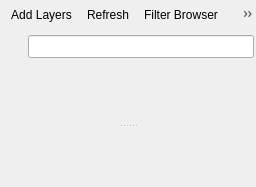
Before: the Qt Designer form src/ui/qgsbrowserwidgetbase.ui in qgis/QGIS, drawn with Qt 5.
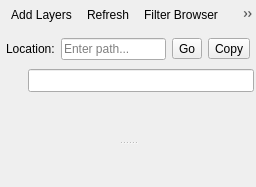
After: the same form once the commit is applied. Icons and pictures are not drawn. Custom widgets are drawn as their Qt base class.

Commit message:
Add location bar to Browser Panel
- Add location bar widget with navigation and copy functionality
- Users can paste/type paths to navigate directly to directories
- Copy button copies selected item's path to clipboard
- Location bar automatically updates to show selected item's path
- Includes Go button and keyboard shortcut (Enter) for navigation
- Resolves feature request #36872

The edit to the form file:
```diff
--- a/src/ui/qgsbrowserwidgetbase.ui
+++ b/src/ui/qgsbrowserwidgetbase.ui
@@ -47,6 +47,78 @@
       <addaction name="mActionPropertiesWidget"/>
      </widget>
     </item>
+    <item>
+     <widget class="QWidget" name="mWidgetLocationBar" native="true">
+      <layout class="QHBoxLayout" name="horizontalLayoutLocationBar">
+       <property name="spacing">
+        <number>6</number>
+       </property>
+       <property name="leftMargin">
+        <number>6</number>
+       </property>
+       <property name="topMargin">
+        <number>3</number>
+       </property>
+       <property name="rightMargin">
+        <number>6</number>
+       </property>
+       <property name="bottomMargin">
+        <number>3</number>
+       </property>
+       <item>
+        <widget class="QLabel" name="mLabelLocation">
+         <property name="text">
+          <string>Location:</string>
+         </property>
+        </widget>
+       </item>
+       <item>
+        <widget class="QLineEdit" name="mLeLocationBar">
+         <property name="sizePolicy">
+          <sizepolicy hsizetype="Expanding" vsizetype="Fixed">
+           <horstretch>0</horstretch>
+           <verstretch>0</verstretch>
+          </sizepolicy>
+         </property>
+         <property name="toolTip">
+          <string>Enter a file path to navigate directly to that location</string>
+         </property>
+         <property name="placeholderText">
+          <string>Enter path...</string>
+         </property>
+        </widget>
+       </item>
+       <item>
+        <widget class="QToolButton" name="mBtnNavigateToPath">
+         <property name="toolTip">
+          <string>Navigate to path</string>
+         </property>
+         <property name="text">
+          <string>Go</string>
+         </property>
+         <property name="icon">
+          <iconset resource="../../images/images.qrc">
+           <normaloff>:/images/themes/default/mActionFolder.svg</normaloff>:/images/themes/default/mActionFolder.svg</iconset>
+         </property>
+        </widget>
+       </item>
+       <item>
+        <widget class="QToolButton" name="mBtnCopyPath">
+         <property name="toolTip">
+          <string>Copy selected path to clipboard</string>
+         </property>
+         <property name="text">
+          <string>Copy</string>
+         </property>
+         <property name="icon">
+          <iconset resource="../../images/images.qrc">
+           <normaloff>:/images/themes/default/mActionEditCopy.svg</normaloff>:/images/themes/default/mActionEditCopy.svg</iconset>
+         </property>
+        </widget>
+       </item>
+      </layout>
+     </widget>
+    </item>
     <item>
      <widget class="QWidget" name="mWidgetFilter" native="true">
       <layout class="QHBoxLayout" name="horizontalLayout">
```
The commit also changes 2 other files.
